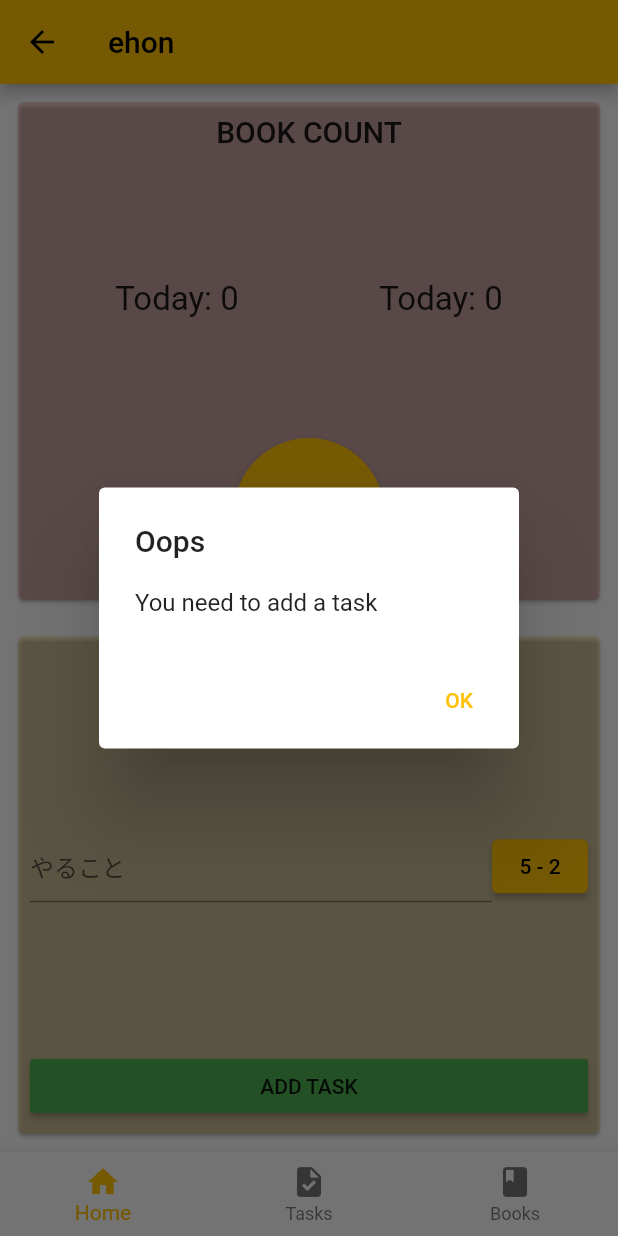
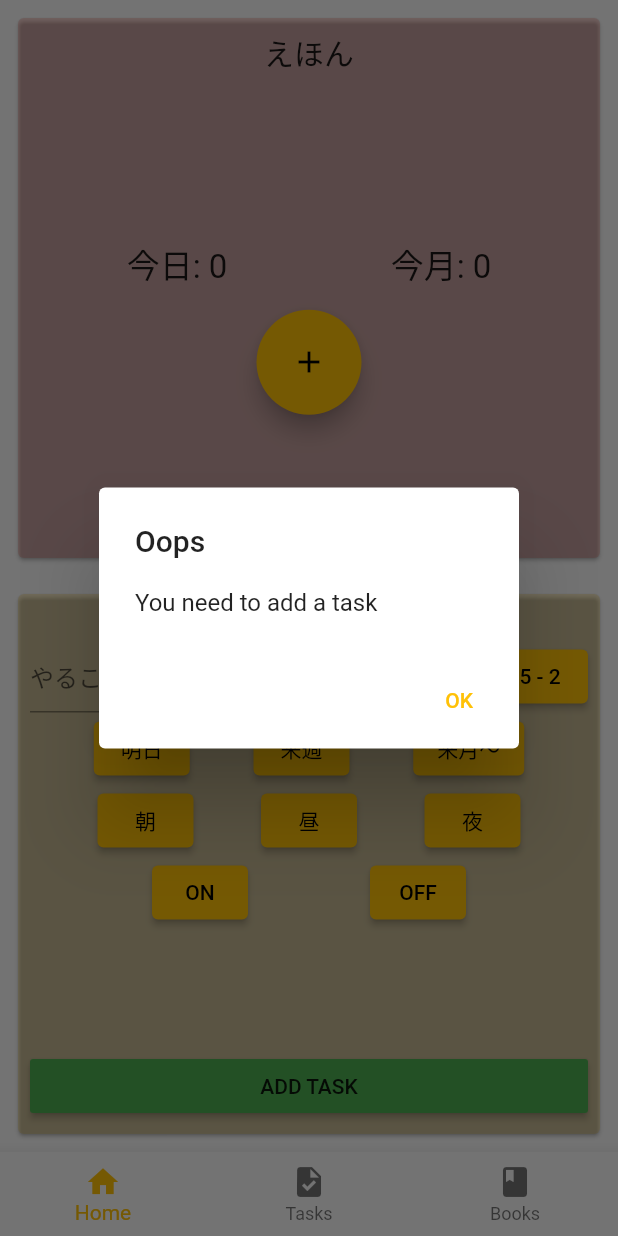
Before and after one commit to yoichiyy/ehon, a Flutter app: the screen it shows after launch, after a tap on "ADD TASK", on a phone screen of 412 x 824 dp. Run offline on Flutter 3.47's test engine with Material 2 defaults, Android fonts, the phone set to English and light mode, and no system bars; our stand-ins replace hive; accounts and stored records are empty.

Commit message:
ボタン増やした

```diff
--- a/lib/ui/pages/home/home_page.dart
+++ b/lib/ui/pages/home/home_page.dart
@@ -31,20 +31,20 @@ class _MyHomePageState extends State<MyHomePage> {
   @override
   Widget build(BuildContext context) {
     return Scaffold(
-      appBar: AppBar(
-        title: const Text("ehon"),
-      ),
+      // appBar: AppBar(
+      //   title: const Text("ehon"),
+      // ),
       body: Column(
         mainAxisSize: MainAxisSize.min,
         children: <Widget>[
-          Expanded(
+          Flexible(
             child: HomeCardWidget(
-              title: "Book Count",
+              title: "えほん",
               color: Colors.red.withOpacity(0.2),
               child: Column(
                 mainAxisSize: MainAxisSize.min,
                 children: [
-                  Expanded(child: _countArea()),
+                  _countArea(),
                   Center(
                     child: _buttonArea(),
                   ),
@@ -54,20 +54,20 @@ class _MyHomePageState extends State<MyHomePage> {
           ),
           Expanded(
             child: HomeCardWidget(
-              title: "Tasks",
+              title: "TODO",
               color: Colors.amber.withOpacity(0.2),
-              child: TaskCard(),
+              child: const TaskCard(),
             ),
           ),
         ],
       ),
-      bottomNavigationBar: BottomBar(currentIndex: 0),
+      bottomNavigationBar: const BottomBar(currentIndex: 0),
     );
   }
 
   Widget _countArea() {
     return Container(
-      margin: EdgeInsets.all(10),
+      margin: const EdgeInsets.all(10),
       child: Row(
         children: [
           Expanded(
@@ -79,10 +79,10 @@ class _MyHomePageState extends State<MyHomePage> {
                     return Padding(
                       padding: const EdgeInsets.only(top: 8.0),
                       child: Text(
-                        "Today: ${snapshot.data?.count}",
+                        "今日: ${snapshot.data?.count}",
                         // "Today: ${snapshot.data?.bookTitles?.join(", ") ?? "No book data"}",
                         textAlign: TextAlign.center,
-                        style: TextStyle(fontSize: 22),
+                        style: const TextStyle(fontSize: 22),
                       ),
                     );
                   }),
@@ -100,10 +100,10 @@ class _MyHomePageState extends State<MyHomePage> {
                     return Padding(
                       padding: const EdgeInsets.only(top: 8.0),
                       child: Text(
-                        "Today: ${snapshot.data}",
+                        "今月: ${snapshot.data}",
                         // "Today: ${snapshot.data?.bookTitles?.join(", ") ?? "No book data"}",
                         textAlign: TextAlign.center,
-                        style: TextStyle(fontSize: 22),
+                        style: const TextStyle(fontSize: 22),
                       ),
                     );
                   }),
@@ -119,8 +119,8 @@ class _MyHomePageState extends State<MyHomePage> {
     return Expanded(
       child: Container(
         child: SizedBox(
-          width: 100,
-          height: 100,
+          width: 70,
+          height: 70,
           child: FloatingActionButton(
             onPressed: () {
               // if (_formKey.currentState?.validate() ?? false) {
@@ -174,12 +174,6 @@ class _MyHomePageState extends State<MyHomePage> {
   //   ],
   // ),
 
-  // git hub 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
-  //成功したっぽい
-  //どうして、右下に配置される？bodyでなければ、この場所はなんと呼ばれている？
-  //   );
-  // }
-
   @override
   void dispose() {
     // Clean up the controller when the widget is disposed.
@@ -232,7 +226,7 @@ class HomeCardWidget extends StatelessWidget {
                 title.toUpperCase(),
                 style: Theme.of(context).textTheme.titleLarge,
               ),
-              Expanded(
+              Flexible(
                 child: Center(child: child),
               ),
             ],
@@ -262,7 +256,9 @@ class _TaskCardState extends State<TaskCard> {
       children: [
         Expanded(
           child: Center(
-            child: Row(
+            child: Column(
+              children: [
+                Row(
                   children: [
                     Expanded(
                       child: TextFormField(
@@ -276,9 +272,10 @@ class _TaskCardState extends State<TaskCard> {
                           context: context,
                           currentDate: _pickedDate,
                           initialDate: DateTime.now(),
-                        firstDate: DateTime.now().subtract(Duration(days: 0)),
+                          firstDate:
+                              DateTime.now().subtract(const Duration(days: 0)),
                           lastDate: DateTime.now().add(
-                          Duration(days: 3 * 365),
+                            const Duration(days: 3 * 365),
                           ),
                         );
                         if (_result != null) {
@@ -287,9 +284,59 @@ class _TaskCardState extends State<TaskCard> {
 
                         setState(() {});
                       },
-                    child: Text(_pickedDate == null
-                        ? "期日"
-                        : "${_pickedDate.month} - ${_pickedDate.day}"))
+                      child: Text("${_pickedDate.month} - ${_pickedDate.day}"),
+                    ),
+                  ],
+                ),
+                Row(
+                  mainAxisAlignment: MainAxisAlignment.spaceEvenly,
+                  children: [
+                    ElevatedButton(
+                      onPressed: () {},
+                      child: const Text("明日"),
+                    ),
+                    ElevatedButton(
+                      onPressed: () {},
+                      child: const Text("来週"),
+                    ),
+                    ElevatedButton(
+                      onPressed: () {},
+                      child: const Text("来月〜"),
+                    )
+                  ],
+                ),
+                Row(
+                  mainAxisAlignment: MainAxisAlignment.spaceEvenly,
+                  children: [
+                    ElevatedButton(
+                      onPressed: () {},
+                      child: const Text("朝"),
+                    ),
+                    ElevatedButton(
+                      onPressed: () {},
+                      child: const Text("昼"),
+                    ),
+                    ElevatedButton(
+                      onPressed: () {},
+                      child: const Text("夜"),
+                    )
+                  ],
+                ),
+                Row(
+                  mainAxisAlignment: MainAxisAlignment.spaceEvenly,
+                  children: [
+                    ElevatedButton(
+                      //2
+                      onPressed: () {},
+                      child: const Text("ON"),
+                    ),
+                    ElevatedButton(
+                      //2
+                      onPressed: () {},
+                      child: const Text("OFF"),
+                    ),
+                  ],
+                ),
               ],
             ),
           ),
@@ -297,13 +344,13 @@ class _TaskCardState extends State<TaskCard> {
         MaterialButton(
           color: Colors.green,
           onPressed: () {
-            if (_pickedDate == null || _controller.text.isEmpty) {
+            if (_controller.text.isEmpty) {
               showDialog(
                 context: context,
                 builder: (context) {
                   return AlertDialog(
-                    title: Text("Oops"),
-                    content: Text("You need to add a task"),
+                    title: const Text("Oops"),
+                    content: const Text("You need to add a task"),
                     actions: [
                       TextButton(
                         child: const Text('OK'),
@@ -320,7 +367,7 @@ class _TaskCardState extends State<TaskCard> {
 
             addTask(_pickedDate!, _controller.text);
           },
-          child: Text("ADD TASK"),
+          child: const Text("ADD TASK"),
         ),
       ],
     );
```
Lines whose indentation alone changed are shown as unchanged.
